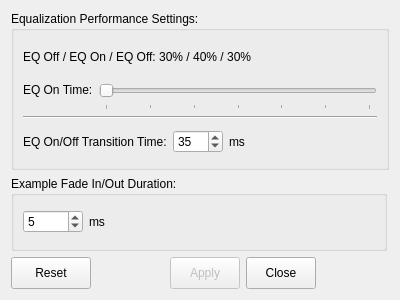
Gdalik/EarQuiz_Frequencies, file GUI/AudioProcSettings/audio_proc_settings_widget.ui: the form before one commit.
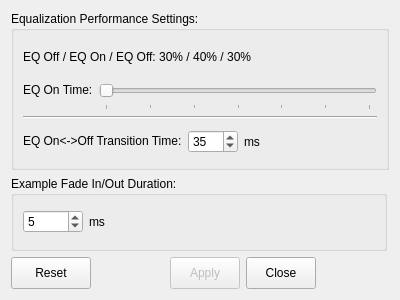
The form after the commit.

Patch:
```diff
--- a/GUI/AudioProcSettings/audio_proc_settings_widget.ui
+++ b/GUI/AudioProcSettings/audio_proc_settings_widget.ui
@@ -123,7 +123,7 @@
            </size>
           </property>
           <property name="text">
-           <string>EQ On/Off Transition Time:</string>
+           <string>EQ On&lt;-&gt;Off Transition Time:</string>
           </property>
          </widget>
         </item>
```
